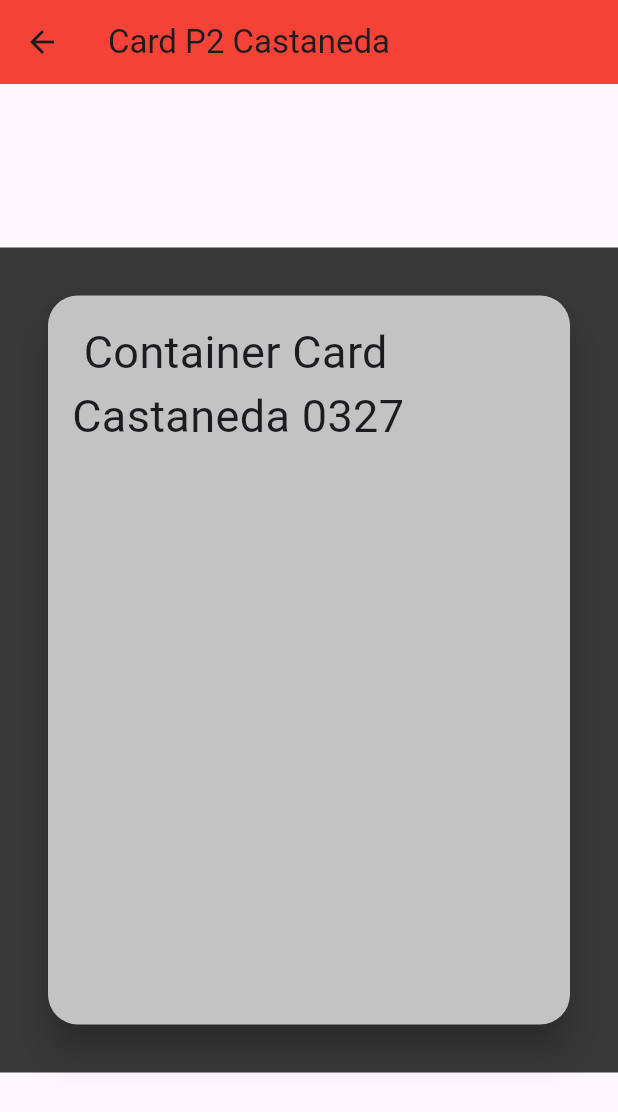
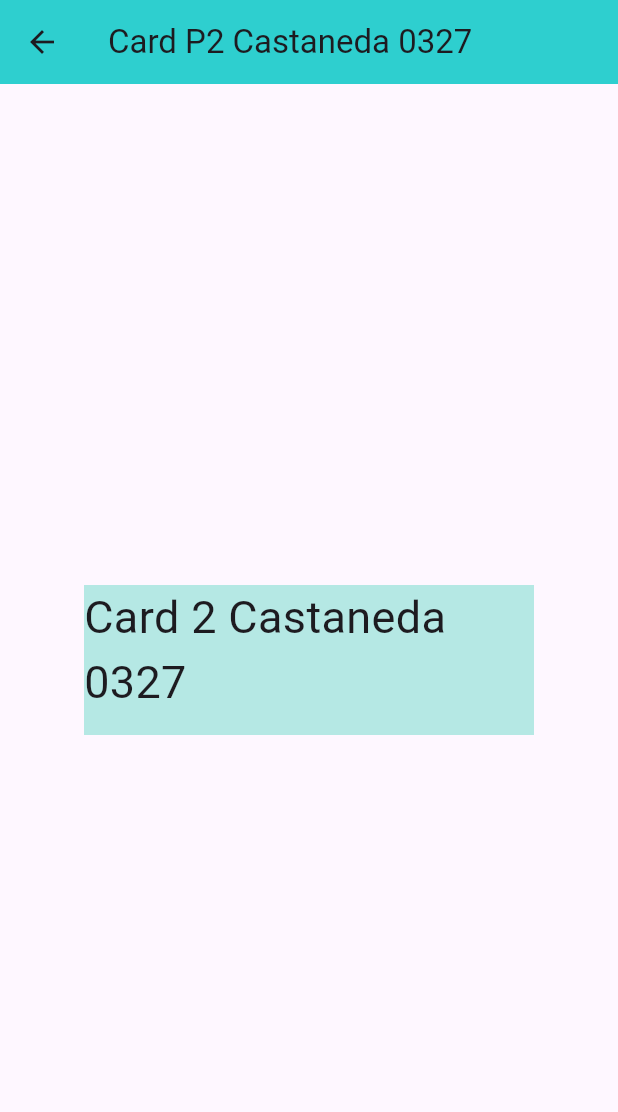
Before and after one commit to CastanedaGabriela/p15-RutasV2-0327, a Flutter app: the screen it shows after launch, after a tap on "mover a pantalla 2", on a phone screen of 412 x 824 dp. Shown: the top 1112 px of the screen. Run offline on Flutter 3.47's test engine with Material 3 defaults, Android fonts, the phone set to English and light mode, and no system bars.

```diff
--- a/lib/main.dart
+++ b/lib/main.dart
@@ -2,6 +2,7 @@ import 'package:flutter/material.dart';
 import 'package:castaneda0327/pantalla2_0327.dart';
 import 'package:castaneda0327/pantallainicial_0327.dart';
 import 'package:castaneda0327/pantalla1_0327.dart';
+import 'package:castaneda0327/pantalla3_0327.dart';
 
 void main() => runApp(MiApp0327());
 
@@ -16,6 +17,7 @@ class MiApp0327 extends StatelessWidget {
         "/": (context) => PantallaInicial_0327(),
         "/Pantalla1_0327": (context) => Pantalla1_0327(),
         "/Pantalla2_0327": (context) => Pantalla2_0327(),
+        "/Pantalla3_0327": (context) => Pantalla3_0327(),
       },
     );
   } //fin widgets
--- a/lib/pantalla2_0327.dart
+++ b/lib/pantalla2_0327.dart
@@ -8,27 +8,21 @@ class Pantalla2_0327 extends StatelessWidget {
   Widget build(BuildContext context) {
     return Scaffold(
       appBar: AppBar(
-        title: Text("Card P2 Castaneda"),
-        backgroundColor: Colors.red,
+        title: Text("Card P2 Castaneda 0327"),
+        backgroundColor: Color(0xff2ecfcf),
       ),
       body: Center(
         child: Container(
-          width: double.infinity,
-          height: 550,
-          color: Color(0xff383838),
-          child: Card(
-            elevation: 10,
-            shape:
-                RoundedRectangleBorder(borderRadius: BorderRadius.circular(20)),
-            color: Color(0xffc3c3c3),
-            margin: EdgeInsets.all(32),
-            child: Padding(
-              padding: EdgeInsets.all(16),
-              child: Text(
-                ' Container Card Castaneda 0327',
-                style: TextStyle(fontSize: 30),
-              ),
-            ),
+          color: Color(0xffb5e8e4),
+          constraints: BoxConstraints(
+            minHeight: 100,
+            minWidth: 200,
+            maxHeight: 300,
+            maxWidth: 300,
+          ),
+          child: Text(
+            'Card 2 Castaneda 0327',
+            style: TextStyle(fontSize: 30),
           ),
         ),
       ),
--- a/lib/pantallainicial_0327.dart
+++ b/lib/pantallainicial_0327.dart
@@ -21,13 +21,23 @@ class PantallaInicial_0327 extends StatelessWidget {
                 Navigator.pushNamed(context, "/Pantalla1_0327");
               },
               child: Text("mover a pantalla 1"),
+              style:
+                  ElevatedButton.styleFrom(backgroundColor: Color(0xfff088fe)),
             ),
             ElevatedButton(
-              onPressed: () {
-                Navigator.pushNamed(context, "/Pantalla2_0327");
-              },
-              child: Text("mover a pantalla 2"),
-            )
+                onPressed: () {
+                  Navigator.pushNamed(context, "/Pantalla2_0327");
+                },
+                child: Text("mover a pantalla 2"),
+                style: ElevatedButton.styleFrom(
+                    backgroundColor: Color(0xffa643f6))),
+            ElevatedButton(
+                onPressed: () {
+                  Navigator.pushNamed(context, "/Pantalla3_0327");
+                },
+                child: Text("mover a pantalla 3"),
+                style: ElevatedButton.styleFrom(
+                    backgroundColor: Color(0xff428ee5)))
           ], //ninos widgets
         ),
       ),
```
Also changed, not shown: lib/pantalla1_0327.dart (+11 -12 lines), lib/pantalla3_0327.dart (added, +32 -0 lines).
